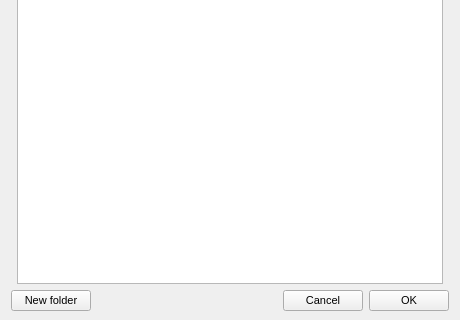
The window that Source/MEGASync/gui/macx/NodeSelector.ui (meganz/MEGAsync) describes before a commit, drawn with Qt 5; both pictures show x 0 to 460 and y 140 to 460 of the 460 by 460 pixel window.
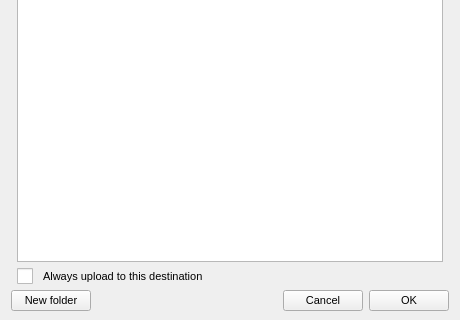
The same window after the commit.

Commit message: Adapt dialogs to enable default paths

What changed in the file:
```diff
--- a/Source/MEGASync/gui/macx/NodeSelector.ui
+++ b/Source/MEGASync/gui/macx/NodeSelector.ui
@@ -41,6 +41,12 @@
     margin-left: 6px;
     margin-right: 6px;
 }
+
+#cbAlwaysUploadToLocation
+{
+    spacing: 10px;
+	margin-left: 6px;
+}
 </string>
   </property>
   <property name="modal">
@@ -97,6 +103,16 @@
      </item>
     </widget>
    </item>
+   <item>
+    <widget class="QCheckBox" name="cbAlwaysUploadToLocation">
+     <property name="text">
+      <string>Always upload to this destination</string>
+     </property>
+     <property name="checked">
+      <bool>false</bool>
+     </property>
+    </widget>
+   </item>
    <item>
     <widget class="QWidget" name="bLayout" native="true">
      <property name="maximumSize">
```
The commit also changes 2 other files.
